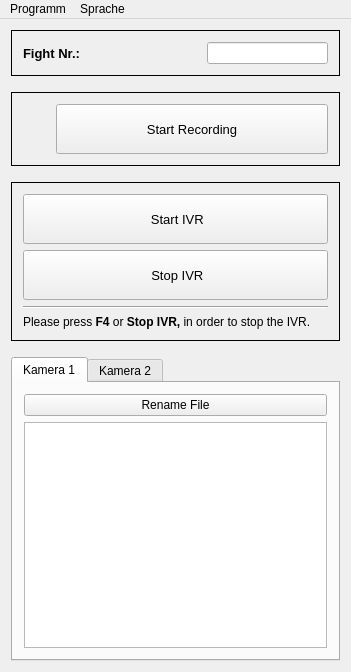
Qt form resource/recordwindow.ui (christopherK192/RecordWindow) before a commit.
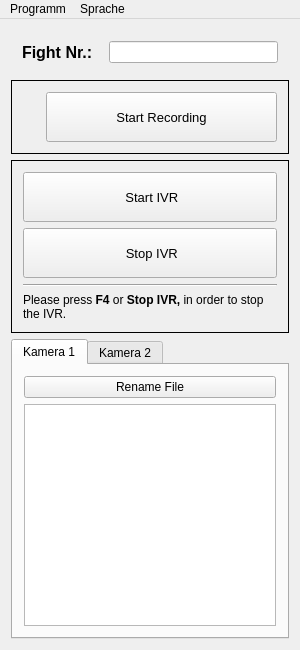
The same form after that commit. Icons and pictures are not drawn.

Patch:
```diff
--- a/resource/recordwindow.ui
+++ b/resource/recordwindow.ui
@@ -6,8 +6,8 @@
    <rect>
     <x>0</x>
     <y>0</y>
-    <width>351</width>
-    <height>672</height>
+    <width>300</width>
+    <height>650</height>
    </rect>
   </property>
   <property name="sizePolicy">
@@ -32,18 +32,12 @@
    <layout class="QVBoxLayout" name="verticalLayout">
     <item>
      <widget class="QFrame" name="frame_3">
-      <property name="frameShape">
-       <enum>QFrame::Box</enum>
-      </property>
-      <property name="frameShadow">
-       <enum>QFrame::Plain</enum>
-      </property>
       <layout class="QHBoxLayout" name="horizontalLayout">
        <item>
         <widget class="QLabel" name="label">
          <property name="font">
           <font>
-           <pointsize>10</pointsize>
+           <pointsize>12</pointsize>
            <weight>75</weight>
            <bold>true</bold>
           </font>
@@ -58,9 +52,12 @@
          <property name="orientation">
           <enum>Qt::Horizontal</enum>
          </property>
+         <property name="sizeType">
+          <enum>QSizePolicy::Fixed</enum>
+         </property>
          <property name="sizeHint" stdset="0">
           <size>
-           <width>40</width>
+           <width>10</width>
            <height>20</height>
           </size>
          </property>
@@ -72,22 +69,6 @@
       </layout>
      </widget>
     </item>
-    <item>
-     <spacer name="verticalSpacer_3">
-      <property name="orientation">
-       <enum>Qt::Vertical</enum>
-      </property>
-      <property name="sizeType">
-       <enum>QSizePolicy::Fixed</enum>
-      </property>
-      <property name="sizeHint" stdset="0">
-       <size>
-        <width>10</width>
-        <height>10</height>
-       </size>
-      </property>
-     </spacer>
-    </item>
     <item>
      <widget class="QFrame" name="frame_recording">
       <property name="frameShape">
@@ -126,7 +107,7 @@
          </property>
          <property name="sizeHint" stdset="0">
           <size>
-           <width>20</width>
+           <width>10</width>
            <height>20</height>
           </size>
          </property>
@@ -171,22 +152,6 @@
       </layout>
      </widget>
     </item>
-    <item>
-     <spacer name="verticalSpacer_2">
-      <property name="orientation">
-       <enum>Qt::Vertical</enum>
-      </property>
-      <property name="sizeType">
-       <enum>QSizePolicy::Fixed</enum>
-      </property>
-      <property name="sizeHint" stdset="0">
-       <size>
-        <width>10</width>
-        <height>10</height>
-       </size>
-      </property>
-     </spacer>
-    </item>
     <item>
      <widget class="QFrame" name="frame_replay">
       <property name="frameShape">
@@ -289,22 +254,6 @@
       </layout>
      </widget>
     </item>
-    <item>
-     <spacer name="verticalSpacer_4">
-      <property name="orientation">
-       <enum>Qt::Vertical</enum>
-      </property>
-      <property name="sizeType">
-       <enum>QSizePolicy::Fixed</enum>
-      </property>
-      <property name="sizeHint" stdset="0">
-       <size>
-        <width>10</width>
-        <height>10</height>
-       </size>
-      </property>
-     </spacer>
-    </item>
     <item>
      <widget class="QTabWidget" name="tabWidget">
       <property name="currentIndex">
@@ -367,7 +316,7 @@
     <rect>
      <x>0</x>
      <y>0</y>
-     <width>351</width>
+     <width>300</width>
      <height>21</height>
     </rect>
    </property>
```
Left out of the diff: 34 changed lines with no effect on the pictures.
